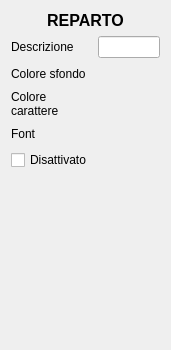
mtonin/gestcassa, file src/dettaglireparto.ui: the form before one commit.
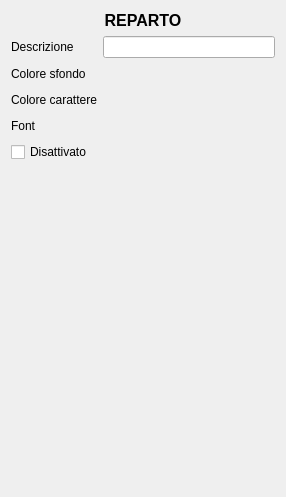
The form after the commit. Custom widgets are drawn as their Qt base class.

```diff
--- a/src/dettaglireparto.ui
+++ b/src/dettaglireparto.ui
@@ -6,10 +6,22 @@
    <rect>
     <x>0</x>
     <y>0</y>
-    <width>171</width>
-    <height>350</height>
+    <width>286</width>
+    <height>497</height>
    </rect>
   </property>
+  <property name="sizePolicy">
+   <sizepolicy hsizetype="Minimum" vsizetype="Preferred">
+    <horstretch>0</horstretch>
+    <verstretch>0</verstretch>
+   </sizepolicy>
+  </property>
+  <property name="minimumSize">
+   <size>
+    <width>286</width>
+    <height>497</height>
+   </size>
+  </property>
   <property name="windowTitle">
    <string>Form</string>
   </property>
```
